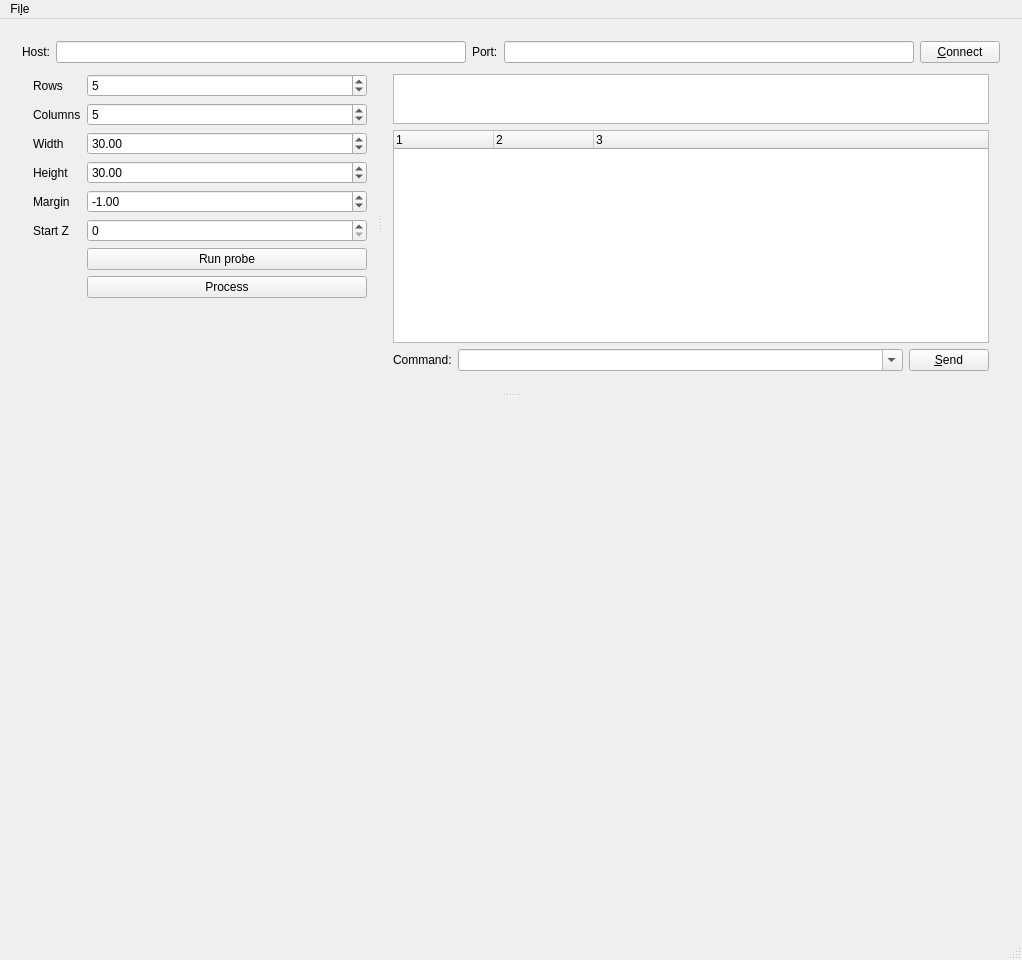
hackerspace/hacked_cnc, file hc/ui/probe/mainwindow.ui: the form before one commit.
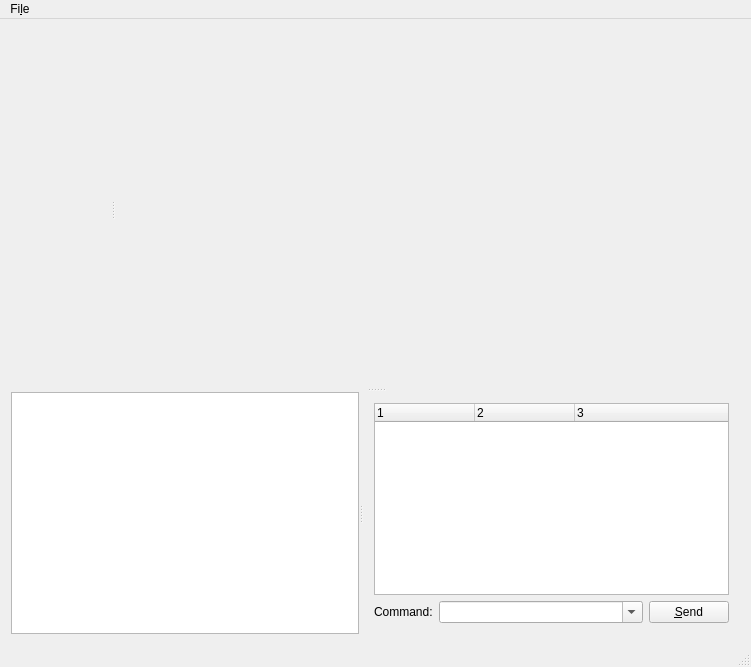
The form after the commit. Custom widgets are drawn as their Qt base class.

Commit message: ui.probe: rework with paramtree

Patch:
```diff
--- a/hc/ui/probe/mainwindow.ui
+++ b/hc/ui/probe/mainwindow.ui
@@ -6,8 +6,8 @@
    <rect>
     <x>0</x>
     <y>0</y>
-    <width>1022</width>
-    <height>960</height>
+    <width>751</width>
+    <height>667</height>
    </rect>
   </property>
   <property name="windowTitle">
@@ -17,252 +17,55 @@
    <bool>false</bool>
   </property>
   <widget class="QWidget" name="centralWidget">
-   <layout class="QVBoxLayout" name="verticalLayout_4">
+   <layout class="QHBoxLayout" name="horizontalLayout_2">
     <item>
-     <widget class="QSplitter" name="splitter_2">
+     <widget class="QSplitter" name="splitter_3">
       <property name="orientation">
        <enum>Qt::Vertical</enum>
       </property>
-      <widget class="QWidget" name="">
-       <layout class="QVBoxLayout" name="verticalLayout_3">
-        <property name="spacing">
-         <number>0</number>
-        </property>
-        <item>
-         <layout class="QHBoxLayout" name="horizontalLayout_2" stretch="0,0,0,0,0">
-          <property name="spacing">
-           <number>6</number>
-          </property>
-          <item>
-           <widget class="QLabel" name="host_label">
-            <property name="text">
-             <string>Host:</string>
-            </property>
-           </widget>
-          </item>
-          <item>
-           <widget class="QLineEdit" name="host"/>
-          </item>
-          <item>
-           <widget class="QLabel" name="port_label">
-            <property name="text">
-             <string>Port:</string>
-            </property>
-           </widget>
-          </item>
-          <item>
-           <widget class="QLineEdit" name="port">
+      <property name="childrenCollapsible">
+       <bool>false</bool>
+      </property>
+      <widget class="QSplitter" name="splitter_2">
+       <property name="sizePolicy">
+        <sizepolicy hsizetype="Expanding" vsizetype="Expanding">
+         <horstretch>1</horstretch>
+         <verstretch>1</verstretch>
+        </sizepolicy>
+       </property>
+       <property name="orientation">
+        <enum>Qt::Horizontal</enum>
+       </property>
+       <property name="childrenCollapsible">
+        <bool>false</bool>
+       </property>
+       <widget class="HCParamTree" name="ptree" native="true"/>
+       <widget class="HCViewerWidget" name="gl" native="true">
             <property name="sizePolicy">
-             <sizepolicy hsizetype="MinimumExpanding" vsizetype="Fixed">
-              <horstretch>0</horstretch>
-              <verstretch>0</verstretch>
+         <sizepolicy hsizetype="Expanding" vsizetype="Expanding">
+          <horstretch>1</horstretch>
+          <verstretch>1</verstretch>
              </sizepolicy>
             </property>
            </widget>
-          </item>
-          <item>
-           <widget class="QPushButton" name="connect">
-            <property name="text">
-             <string>&amp;Connect</string>
-            </property>
-           </widget>
-          </item>
-         </layout>
-        </item>
-        <item>
+      </widget>
          <widget class="QSplitter" name="splitter">
           <property name="orientation">
            <enum>Qt::Horizontal</enum>
           </property>
-          <property name="handleWidth">
-           <number>4</number>
-          </property>
-          <widget class="QWidget" name="">
-           <layout class="QFormLayout" name="formLayout">
-            <item row="0" column="0">
-             <widget class="QLabel" name="label_rows">
-              <property name="sizePolicy">
-               <sizepolicy hsizetype="Maximum" vsizetype="Minimum">
-                <horstretch>0</horstretch>
-                <verstretch>0</verstretch>
-               </sizepolicy>
-              </property>
-              <property name="text">
-               <string>Rows</string>
-              </property>
-             </widget>
-            </item>
-            <item row="0" column="1">
-             <widget class="QSpinBox" name="probe_rows">
-              <property name="sizePolicy">
-               <sizepolicy hsizetype="Minimum" vsizetype="Fixed">
-                <horstretch>0</horstretch>
-                <verstretch>0</verstretch>
-               </sizepolicy>
-              </property>
-              <property name="maximum">
-               <number>99999999</number>
-              </property>
-              <property name="value">
-               <number>5</number>
-              </property>
-             </widget>
-            </item>
-            <item row="2" column="0">
-             <widget class="QLabel" name="label_cols">
-              <property name="sizePolicy">
-               <sizepolicy hsizetype="Maximum" vsizetype="Preferred">
-                <horstretch>0</horstretch>
-                <verstretch>0</verstretch>
-               </sizepolicy>
-              </property>
-              <property name="text">
-               <string>Columns</string>
-              </property>
-             </widget>
-            </item>
-            <item row="2" column="1">
-             <widget class="QSpinBox" name="probe_cols">
-              <property name="maximum">
-               <number>9999999</number>
-              </property>
-              <property name="value">
-               <number>5</number>
-              </property>
-             </widget>
-            </item>
-            <item row="4" column="0">
-             <widget class="QLabel" name="label_width">
-              <property name="sizePolicy">
-               <sizepolicy hsizetype="Maximum" vsizetype="Preferred">
-                <horstretch>0</horstretch>
-                <verstretch>0</verstretch>
-               </sizepolicy>
-              </property>
-              <property name="text">
-               <string>Width</string>
-              </property>
-             </widget>
-            </item>
-            <item row="4" column="1">
-             <widget class="QDoubleSpinBox" name="probe_area_width">
-              <property name="maximum">
-               <double>9999999.000000000000000</double>
-              </property>
-              <property name="value">
-               <double>30.000000000000000</double>
-              </property>
-             </widget>
-            </item>
-            <item row="6" column="0">
-             <widget class="QLabel" name="label_height">
-              <property name="sizePolicy">
-               <sizepolicy hsizetype="Maximum" vsizetype="Preferred">
-                <horstretch>0</horstretch>
-                <verstretch>0</verstretch>
-               </sizepolicy>
-              </property>
-              <property name="text">
-               <string>Height</string>
-              </property>
-             </widget>
-            </item>
-            <item row="6" column="1">
-             <widget class="QDoubleSpinBox" name="probe_area_height">
-              <property name="maximum">
-               <double>9999999.000000000000000</double>
-              </property>
-              <property name="value">
-               <double>30.000000000000000</double>
-              </property>
-             </widget>
-            </item>
-            <item row="8" column="0">
-             <widget class="QLabel" name="margin">
-              <property name="sizePolicy">
-               <sizepolicy hsizetype="Maximum" vsizetype="Preferred">
-                <horstretch>0</horstretch>
-                <verstretch>0</verstretch>
-               </sizepolicy>
-              </property>
-              <property name="text">
-               <string>Margin</string>
-              </property>
-             </widget>
-            </item>
-            <item row="8" column="1">
-             <widget class="QDoubleSpinBox" name="probe_margin">
-              <property name="minimum">
-               <double>-99999.000000000000000</double>
-              </property>
-              <property name="maximum">
-               <double>99999.990000000005239</double>
-              </property>
-              <property name="value">
-               <double>-1.000000000000000</double>
-              </property>
-             </widget>
-            </item>
-            <item row="10" column="0">
-             <widget class="QLabel" name="lalel_start_z">
-              <property name="text">
-               <string>Start Z</string>
-              </property>
-             </widget>
-            </item>
-            <item row="10" column="1">
-             <widget class="QSpinBox" name="probe_start_z">
-              <property name="value">
-               <number>0</number>
-              </property>
-             </widget>
-            </item>
-            <item row="11" column="1">
-             <widget class="QPushButton" name="run_probe">
-              <property name="text">
-               <string>Run probe</string>
-              </property>
-             </widget>
-            </item>
-            <item row="12" column="1">
-             <widget class="QPushButton" name="process">
-              <property name="text">
-               <string>Process</string>
-              </property>
-             </widget>
-            </item>
-           </layout>
-          </widget>
-          <widget class="QWidget" name="">
-           <layout class="QVBoxLayout" name="verticalLayout">
-            <property name="spacing">
-             <number>6</number>
-            </property>
-            <item>
+       <property name="childrenCollapsible">
+        <bool>false</bool>
+       </property>
              <widget class="QTextEdit" name="text">
               <property name="enabled">
                <bool>true</bool>
               </property>
-              <property name="sizePolicy">
-               <sizepolicy hsizetype="Minimum" vsizetype="Fixed">
-                <horstretch>0</horstretch>
-                <verstretch>0</verstretch>
-               </sizepolicy>
-              </property>
-              <property name="maximumSize">
-               <size>
-                <width>16777215</width>
-                <height>50</height>
-               </size>
-              </property>
-              <property name="baseSize">
-               <size>
-                <width>0</width>
-                <height>50</height>
-               </size>
-              </property>
-             </widget>
-            </item>
+       </widget>
+       <widget class="QWidget" name="layoutWidget_2">
+        <layout class="QVBoxLayout" name="combox">
+         <property name="spacing">
+          <number>6</number>
+         </property>
             <item>
              <widget class="QTreeWidget" name="comtree">
               <property name="verticalScrollMode">
@@ -322,17 +125,6 @@
            </layout>
           </widget>
          </widget>
-        </item>
-       </layout>
-      </widget>
-      <widget class="HCViewerWidget" name="gl" native="true">
-       <property name="minimumSize">
-        <size>
-         <width>500</width>
-         <height>500</height>
-        </size>
-       </property>
-      </widget>
      </widget>
     </item>
    </layout>
@@ -342,7 +134,7 @@
     <rect>
      <x>0</x>
      <y>0</y>
-     <width>1022</width>
+     <width>751</width>
      <height>19</height>
     </rect>
    </property>
@@ -421,6 +213,12 @@
    <header>viewerwidget.h</header>
    <container>1</container>
   </customwidget>
+  <customwidget>
+   <class>HCParamTree</class>
+   <extends>QWidget</extends>
+   <header>paramtree.h</header>
+   <container>1</container>
+  </customwidget>
  </customwidgets>
  <resources/>
  <connections>
```
Lines whose indentation alone changed are shown as unchanged. The commit also changes 3 other files.
